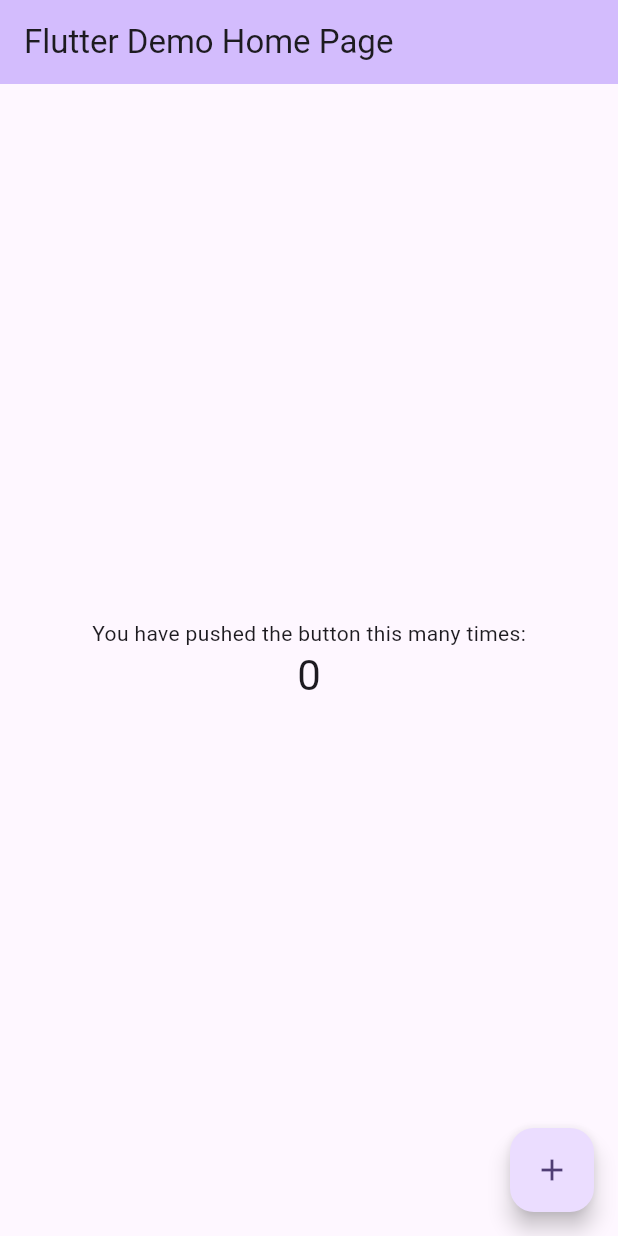
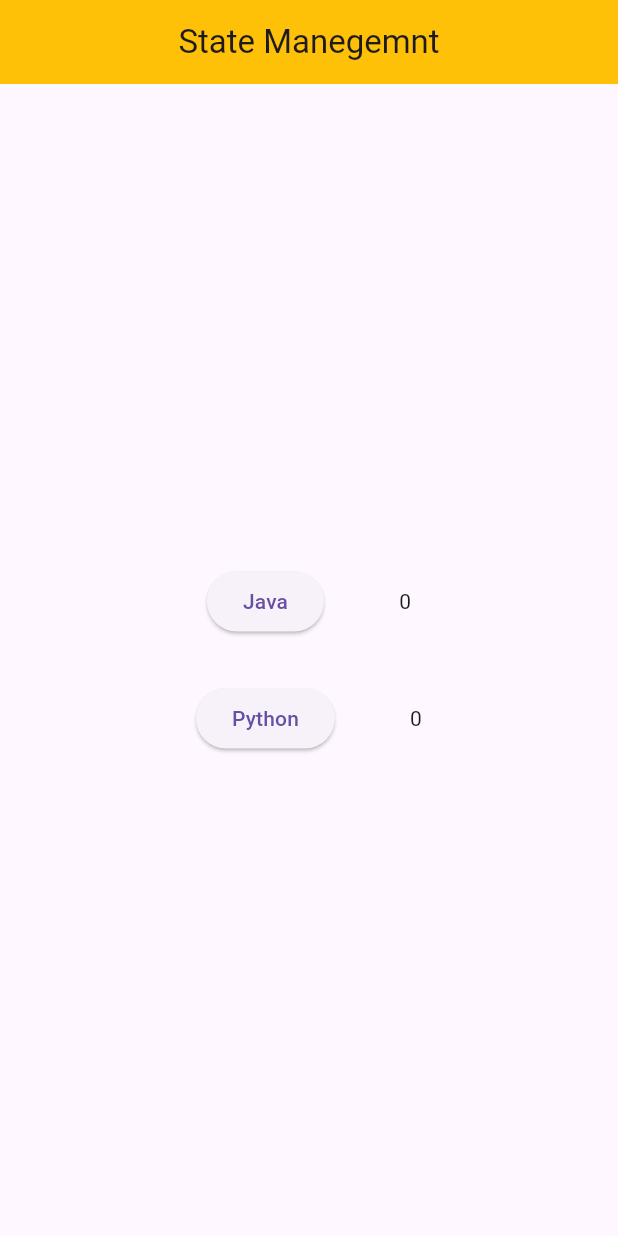
Before and after one commit to Prasadzadokar25/Flutter, a Flutter app: the MyHomePage screen opened directly, on a phone screen of 412 x 824 dp. Run offline on Flutter 3.47's test engine with Material 3 defaults, Android fonts, the light colour scheme and no system bars; our stand-ins replace sqflite; missing offline and left inert: dart:ffi; accounts and stored records are empty; network calls fail.

Commit message:
wether app ui setup

```diff
--- a/Flutter_My_Learning/22_Api_Binding/wether_report_api/lib/main.dart
+++ b/Flutter_My_Learning/22_Api_Binding/wether_report_api/lib/main.dart
@@ -1,4 +1,6 @@
 import 'package:flutter/material.dart';
+import 'package:http/http.dart';
+import 'package:wether_report_api/home.dart';
 
 void main() {
   runApp(const MyApp());
@@ -7,119 +9,11 @@
 class MyApp extends StatelessWidget {
   const MyApp({super.key});
 
-  // This widget is the root of your application.
   @override
   Widget build(BuildContext context) {
-    return MaterialApp(
-      title: 'Flutter Demo',
-      theme: ThemeData(
-        // This is the theme of your application.
-        //
-        // TRY THIS: Try running your application with "flutter run". You'll see
-        // the application has a purple toolbar. Then, without quitting the app,
-        // try changing the seedColor in the colorScheme below to Colors.green
-        // and then invoke "hot reload" (save your changes or press the "hot
-        // reload" button in a Flutter-supported IDE, or press "r" if you used
-        // the command line to start the app).
-        //
-        // Notice that the counter didn't reset back to zero; the application
-        // state is not lost during the reload. To reset the state, use hot
-        // restart instead.
-        //
-        // This works for code too, not just values: Most code changes can be
-        // tested with just a hot reload.
-        colorScheme: ColorScheme.fromSeed(seedColor: Colors.deepPurple),
-        useMaterial3: true,
-      ),
-      home: const MyHomePage(title: 'Flutter Demo Home Page'),
+    return const MaterialApp(
+      debugShowCheckedModeBanner: false,
+      home: Home(),
     );
   }
 }
-
-class MyHomePage extends StatefulWidget {
-  const MyHomePage({super.key, required this.title});
-
-  // This widget is the home page of your application. It is stateful, meaning
-  // that it has a State object (defined below) that contains fields that affect
-  // how it looks.
-
-  // This class is the configuration for the state. It holds the values (in this
-  // case the title) provided by the parent (in this case the App widget) and
-  // used by the build method of the State. Fields in a Widget subclass are
-  // always marked "final".
-
-  final String title;
-
-  @override
-  State<MyHomePage> createState() => _MyHomePageState();
-}
-
-class _MyHomePageState extends State<MyHomePage> {
-  int _counter = 0;
-
-  void _incrementCounter() {
-    setState(() {
-      // This call to setState tells the Flutter framework that something has
-      // changed in this State, which causes it to rerun the build method below
-      // so that the display can reflect the updated values. If we changed
-      // _counter without calling setState(), then the build method would not be
-      // called again, and so nothing would appear to happen.
-      _counter++;
-    });
-  }
-
-  @override
-  Widget build(BuildContext context) {
-    // This method is rerun every time setState is called, for instance as done
-    // by the _incrementCounter method above.
-    //
-    // The Flutter framework has been optimized to make rerunning build methods
-    // fast, so that you can just rebuild anything that needs updating rather
-    // than having to individually change instances of widgets.
-    return Scaffold(
-      appBar: AppBar(
-        // TRY THIS: Try changing the color here to a specific color (to
-        // Colors.amber, perhaps?) and trigger a hot reload to see the AppBar
-        // change color while the other colors stay the same.
-        backgroundColor: Theme.of(context).colorScheme.inversePrimary,
-        // Here we take the value from the MyHomePage object that was created by
-        // the App.build method, and use it to set our appbar title.
-        title: Text(widget.title),
-      ),
-      body: Center(
-        // Center is a layout widget. It takes a single child and positions it
-        // in the middle of the parent.
-        child: Column(
-          // Column is also a layout widget. It takes a list of children and
-          // arranges them vertically. By default, it sizes itself to fit its
-          // children horizontally, and tries to be as tall as its parent.
-          //
-          // Column has various properties to control how it sizes itself and
-          // how it positions its children. Here we use mainAxisAlignment to
-          // center the children vertically; the main axis here is the vertical
-          // axis because Columns are vertical (the cross axis would be
-          // horizontal).
-          //
-          // TRY THIS: Invoke "debug painting" (choose the "Toggle Debug Paint"
-          // action in the IDE, or press "p" in the console), to see the
-          // wireframe for each widget.
-          mainAxisAlignment: MainAxisAlignment.center,
-          children: <Widget>[
-            const Text(
-              'You have pushed the button this many times:',
-            ),
-            Text(
-              '$_counter',
-              style: Theme.of(context).textTheme.headlineMedium,
-            ),
-          ],
-        ),
-      ),
-      floatingActionButton: FloatingActionButton(
-        onPressed: _incrementCounter,
-        tooltip: 'Increment',
-        child: const Icon(Icons.add),
-      ), // This trailing comma makes auto-formatting nicer for build methods.
-    );
-  }
-}
--- a/Flutter_My_Learning/22_Api_Binding/wether_report_api/pubspec.yaml
+++ b/Flutter_My_Learning/22_Api_Binding/wether_report_api/pubspec.yaml
@@ -35,6 +35,7 @@ dependencies:
   # The following adds the Cupertino Icons font to your application.
   # Use with the CupertinoIcons class for iOS style icons.
   cupertino_icons: ^1.0.6
+  http: ^1.2.1
 
 dev_dependencies:
   flutter_test:
```
Also changed, not shown: Flutter_My_Learning/22_Api_Binding/wether_report_api/lib/Controller/feach_data.dart (added, +13 -0 lines), Flutter_My_Learning/22_Api_Binding/wether_report_api/lib/home.dart (added, +29 -0 lines), Flutter_My_Learning/22_Api_Binding/wether_report_api/pubspec.lock (added), 7 other files.
